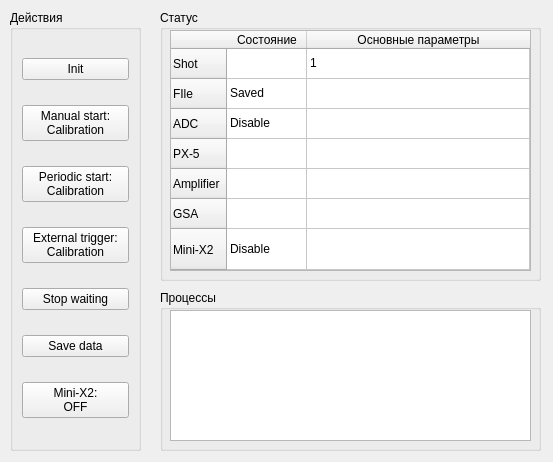
This is ui/CentralWidgetUIDesign.ui in AVSidorov/FT2SXR as Qt 5 draws it before an edit. The edited form follows.
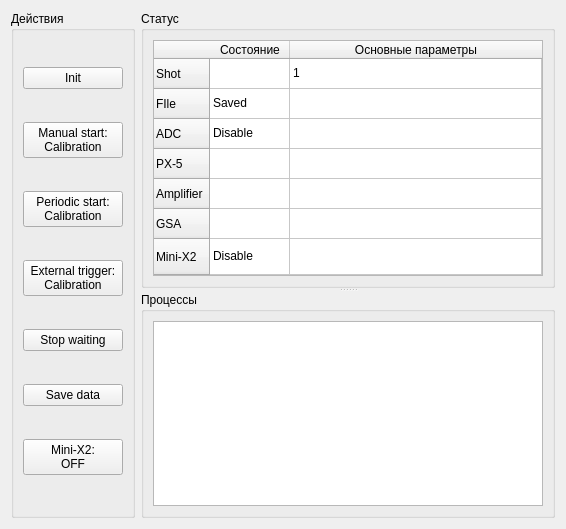
This is the edited form.

The edit to the form file:
```diff
--- a/ui/CentralWidgetUIDesign.ui
+++ b/ui/CentralWidgetUIDesign.ui
@@ -9,50 +9,36 @@
    <rect>
     <x>0</x>
     <y>0</y>
-    <width>553</width>
-    <height>462</height>
+    <width>566</width>
+    <height>529</height>
    </rect>
   </property>
   <property name="sizePolicy">
-   <sizepolicy hsizetype="Fixed" vsizetype="Fixed">
+   <sizepolicy hsizetype="Expanding" vsizetype="Expanding">
     <horstretch>0</horstretch>
     <verstretch>0</verstretch>
    </sizepolicy>
   </property>
+  <property name="minimumSize">
+   <size>
+    <width>550</width>
+    <height>400</height>
+   </size>
+  </property>
   <property name="windowTitle">
    <string>MainWidget</string>
   </property>
-  <widget class="QGroupBox" name="groupBox_2">
-   <property name="geometry">
-    <rect>
-     <x>160</x>
-     <y>290</y>
-     <width>381</width>
-     <height>161</height>
-    </rect>
+  <layout class="QHBoxLayout" name="horizontalLayout">
+   <property name="sizeConstraint">
+    <enum>QLayout::SetMaximumSize</enum>
    </property>
-   <property name="title">
-    <string>Процессы</string>
-   </property>
-   <widget class="QTextBrowser" name="log_textBrowser">
-    <property name="geometry">
-     <rect>
-      <x>10</x>
-      <y>20</y>
-      <width>361</width>
-      <height>131</height>
-     </rect>
-    </property>
-   </widget>
-  </widget>
+   <item>
   <widget class="QGroupBox" name="groupBox_3">
-   <property name="geometry">
-    <rect>
-     <x>10</x>
-     <y>10</y>
-     <width>131</width>
-     <height>441</height>
-    </rect>
+     <property name="maximumSize">
+      <size>
+       <width>200</width>
+       <height>16777215</height>
+      </size>
    </property>
    <property name="title">
     <string>Действия</string>
@@ -113,26 +99,36 @@
     </item>
    </layout>
   </widget>
+   </item>
+   <item>
+    <widget class="QSplitter" name="splitter">
+     <property name="orientation">
+      <enum>Qt::Vertical</enum>
+     </property>
   <widget class="QGroupBox" name="groupBox">
-   <property name="geometry">
-    <rect>
-     <x>160</x>
-     <y>10</y>
-     <width>381</width>
-     <height>271</height>
-    </rect>
+      <property name="minimumSize">
+       <size>
+        <width>400</width>
+        <height>270</height>
+       </size>
+      </property>
+      <property name="maximumSize">
+       <size>
+        <width>16777215</width>
+        <height>300</height>
+       </size>
    </property>
    <property name="title">
     <string>Статус</string>
    </property>
+      <layout class="QVBoxLayout" name="verticalLayout">
+       <item>
    <widget class="QTableWidget" name="status_tableWidget">
-    <property name="geometry">
-     <rect>
-      <x>10</x>
-      <y>20</y>
-      <width>361</width>
-      <height>241</height>
-     </rect>
+         <property name="maximumSize">
+          <size>
+           <width>16777215</width>
+           <height>16777215</height>
+          </size>
     </property>
     <property name="focusPolicy">
      <enum>Qt::StrongFocus</enum>
@@ -222,7 +218,7 @@
      <number>30</number>
     </attribute>
     <attribute name="verticalHeaderShowSortIndicator" stdset="0">
-     <bool>false</bool>
+          <bool>true</bool>
     </attribute>
     <attribute name="verticalHeaderStretchLastSection">
      <bool>true</bool>
@@ -303,7 +299,22 @@
      </property>
     </item>
    </widget>
-  </widget>
+       </item>
+      </layout>
+     </widget>
+     <widget class="QGroupBox" name="groupBox_2">
+      <property name="title">
+       <string>Процессы</string>
+      </property>
+      <layout class="QVBoxLayout" name="verticalLayout_2">
+       <item>
+        <widget class="QTextBrowser" name="log_textBrowser"/>
+       </item>
+      </layout>
+     </widget>
+    </widget>
+   </item>
+  </layout>
  </widget>
  <resources/>
  <connections/>
```
Left out of the diff: 2 changed lines with no effect on the pictures. Lines whose indentation alone changed are shown as unchanged.
